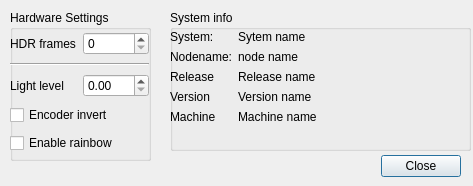
jellespijker/VisionSoilAnalyzer, file src/VisionSoilAnalyzer/VSAGUI/hardwaresettings.ui: the form before one commit.
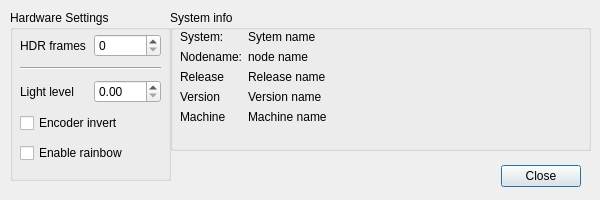
The form after the commit. Icons and pictures are not drawn.

```diff
--- a/src/VisionSoilAnalyzer/VSAGUI/hardwaresettings.ui
+++ b/src/VisionSoilAnalyzer/VSAGUI/hardwaresettings.ui
@@ -6,8 +6,8 @@
    <rect>
     <x>0</x>
     <y>0</y>
-    <width>473</width>
-    <height>186</height>
+    <width>600</width>
+    <height>200</height>
    </rect>
   </property>
   <property name="windowTitle">
@@ -16,8 +16,8 @@
   <widget class="QDialogButtonBox" name="buttonBox">
    <property name="geometry">
     <rect>
-     <x>370</x>
-     <y>150</y>
+     <x>490</x>
+     <y>160</y>
      <width>91</width>
      <height>32</height>
     </rect>
@@ -34,19 +34,19 @@
     <rect>
      <x>170</x>
      <y>10</y>
-     <width>301</width>
+     <width>421</width>
      <height>141</height>
     </rect>
    </property>
    <property name="title">
     <string>System info</string>
    </property>
-   <widget class="QWidget" name="">
+   <widget class="QWidget" name="layoutWidget">
     <property name="geometry">
      <rect>
-      <x>0</x>
+      <x>10</x>
       <y>20</y>
-      <width>291</width>
+      <width>401</width>
       <height>121</height>
      </rect>
     </property>
@@ -59,7 +59,13 @@
       </widget>
      </item>
      <item row="0" column="1">
-      <widget class="QLabel" name="label_2">
+      <widget class="QLabel" name="label_systemname">
+       <property name="sizePolicy">
+        <sizepolicy hsizetype="Maximum" vsizetype="Maximum">
+         <horstretch>0</horstretch>
+         <verstretch>0</verstretch>
+        </sizepolicy>
+       </property>
        <property name="text">
         <string>Sytem name</string>
        </property>
@@ -129,20 +135,20 @@
     <rect>
      <x>10</x>
      <y>10</y>
-     <width>141</width>
-     <height>151</height>
+     <width>161</width>
+     <height>171</height>
     </rect>
    </property>
    <property name="title">
     <string>Hardware Settings</string>
    </property>
-   <widget class="QWidget" name="">
+   <widget class="QWidget" name="layoutWidget">
     <property name="geometry">
      <rect>
-      <x>0</x>
+      <x>10</x>
       <y>20</y>
-      <width>139</width>
-      <height>127</height>
+      <width>141</width>
+      <height>139</height>
      </rect>
     </property>
     <layout class="QVBoxLayout" name="verticalLayout">
@@ -197,6 +203,9 @@
        <property name="text">
         <string>Encoder invert</string>
        </property>
+       <property name="checkable">
+        <bool>true</bool>
+       </property>
       </widget>
      </item>
      <item>
```
Left out of the diff: 26 changed lines with no effect on the pictures.
